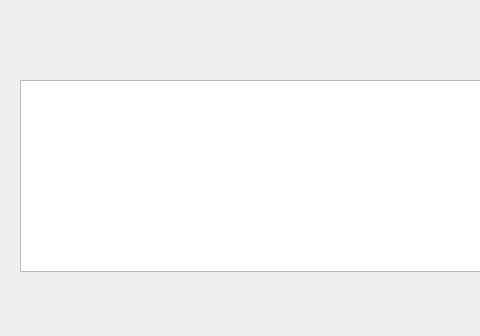
Qt form osmand_linker_dialog_avnotes.ui (sylsta/OsmAnd_bridge) before a commit; both pictures show x 0 to 480 and y 0 to 336 of the 594 by 579 pixel window.
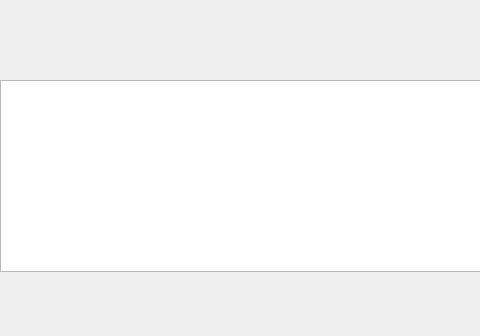
The same form after that commit. Custom widgets are drawn as their Qt base class.

Commit message: update gpx table widget name

What changed in the file:
```diff
--- a/osmand_linker_dialog_avnotes.ui
+++ b/osmand_linker_dialog_avnotes.ui
@@ -38,9 +38,9 @@
   <widget class="QTableWidget" name="tableWidgetAVNotes">
    <property name="geometry">
     <rect>
-     <x>20</x>
+     <x>0</x>
      <y>80</y>
-     <width>571</width>
+     <width>591</width>
      <height>192</height>
     </rect>
    </property>
```
Left out of the diff: 4 changed lines with no effect on the pictures.
